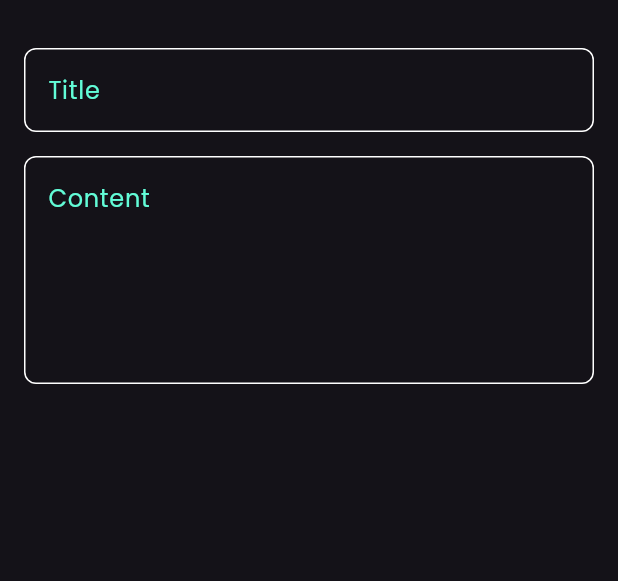
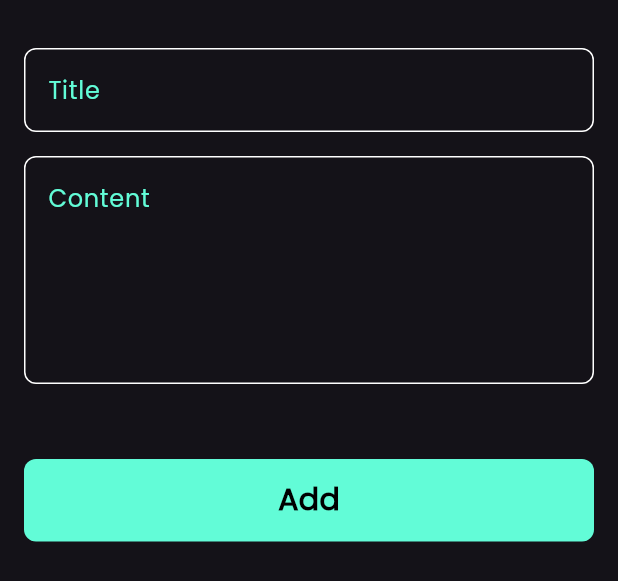
Before and after one commit to AsmaelMohamed2023/NotesApp, a Flutter app: the NoteModelBottomSheet widget shown alone on an empty page, opened directly, on a phone screen of 412 x 824 dp. Shown: the top 581 px of the screen. Run offline on Flutter 3.47's test engine with Material 3 defaults, Android fonts, the phone set to English and light mode, and no system bars; our stand-ins replace font_awesome_flutter.

Commit message:
finish note buttom sheet

```diff
--- /dev/null
+++ b/lib/views/widget/custom_button.dart
@@ -0,0 +1,30 @@
+import 'package:flutter/material.dart';
+import 'package:notes_app/constants.dart';
+
+class CustomButton extends StatelessWidget {
+  const CustomButton({super.key, required this.text, required this.onTap});
+  final String text;
+  final Function() onTap;
+  @override
+  Widget build(BuildContext context) {
+    return GestureDetector(
+      onTap: onTap,
+      child: Container(
+        height: 55,
+        width: double.infinity,
+        decoration: BoxDecoration(
+          color: kPrimaryColor,
+          borderRadius: BorderRadius.circular(8),
+        ),
+        child: Center(
+          child: Text(text,
+              style: const TextStyle(
+                color: Colors.black,
+                fontSize: 20,
+                fontWeight: FontWeight.bold,
+              )),
+        ),
+      ),
+    );
+  }
+}
--- a/lib/views/widget/note_bottom_sheet.dart
+++ b/lib/views/widget/note_bottom_sheet.dart
@@ -1,5 +1,6 @@
 import 'package:flutter/material.dart';
 import 'package:flutter/widgets.dart';
+import 'package:notes_app/views/widget/custom_button.dart';
 import 'package:notes_app/views/widget/custom_text_field.dart';
 
 class NoteModelBottomSheet extends StatelessWidget {
@@ -7,20 +8,20 @@ class NoteModelBottomSheet extends StatelessWidget {
 
   @override
   Widget build(BuildContext context) {
-    return const Padding(
-      padding: EdgeInsets.symmetric(horizontal: 16),
-      child: Column(
-        children: [
-          SizedBox(height: 32),
-          CustomTextField(
-            hint: 'Title',
-          ),
-          SizedBox(height: 16),
-          CustomTextField(
-            hint: 'Content',
-            maxLines: 5,
-          ),
-        ],
+    return Padding(
+      padding: const EdgeInsets.symmetric(horizontal: 16),
+      child: SingleChildScrollView(
+        child: Column(
+          children: [
+            const SizedBox(height: 32),
+            const CustomTextField(hint: 'Title'),
+            const SizedBox(height: 16),
+            const CustomTextField(hint: 'Content', maxLines: 5),
+            const SizedBox(height: 50),
+            CustomButton(text: 'Add', onTap: () {}),
+            const SizedBox(height: 20),
+          ],
+        ),
       ),
     );
   }
```
